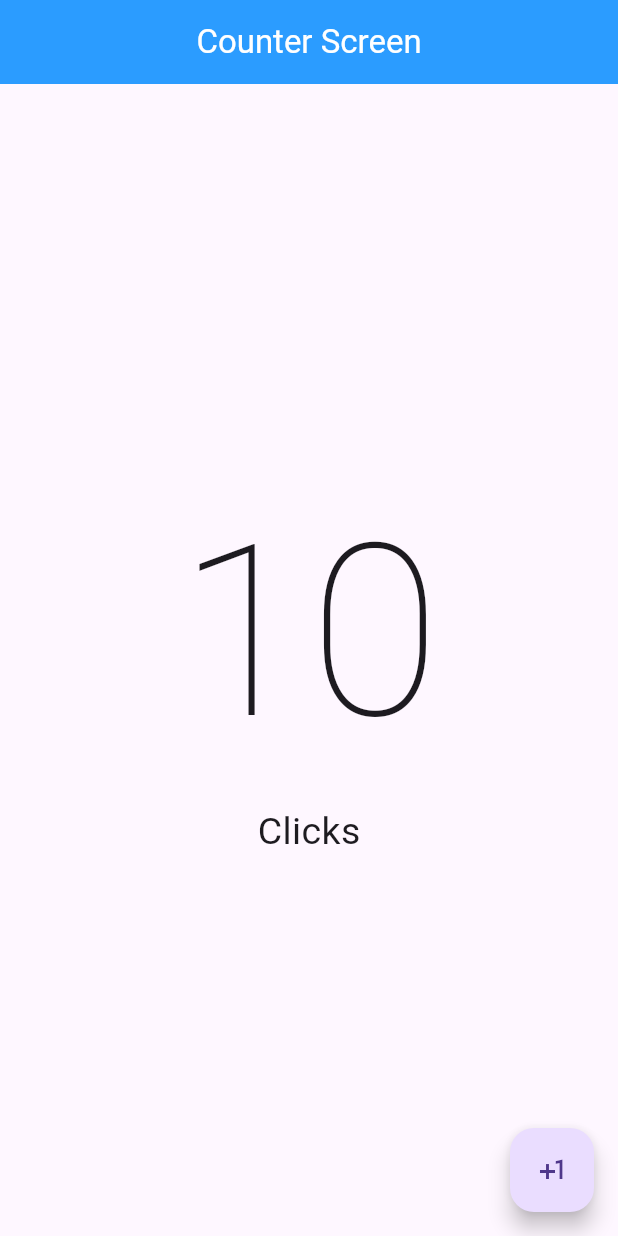
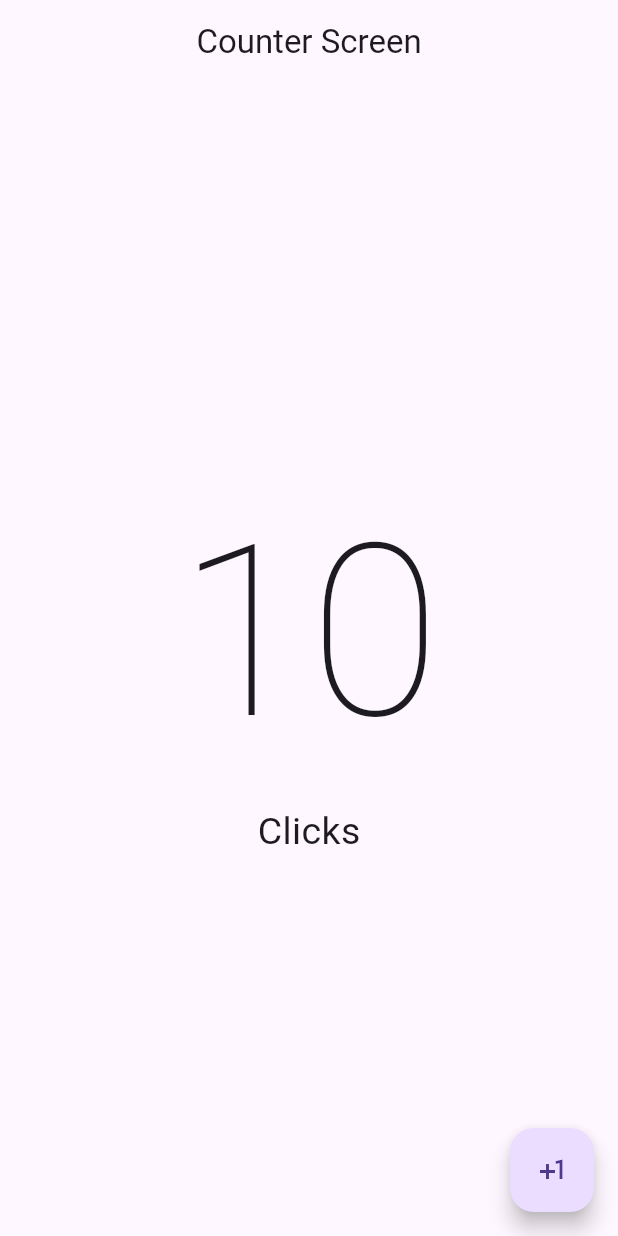
Before and after one commit to oakgarelik/Counter_Mobile_App, a Flutter app: the screen it shows after launch, on a phone screen of 412 x 824 dp. Run offline on Flutter 3.47's test engine with Material 3 defaults, Android fonts, the phone set to English and light mode, and no system bars.

Commit message:
color removed from the appbar since material 3 its natural white

```diff
--- a/lib/presentation/screens/counter/counter_screen.dart
+++ b/lib/presentation/screens/counter/counter_screen.dart
@@ -7,8 +7,7 @@ class CounterScreen extends StatelessWidget {
   Widget build(BuildContext context) {
     return Scaffold(
       appBar: AppBar(
-        backgroundColor: Color.fromARGB(255, 43, 156, 255),
-        title: Center(child: const Text("Counter Screen",style: TextStyle(color: Colors.white),)),),
+        title: Center(child: const Text("Counter Screen")),),
         body: const Center(
           child: Column(
             mainAxisAlignment: MainAxisAlignment.center,
```
